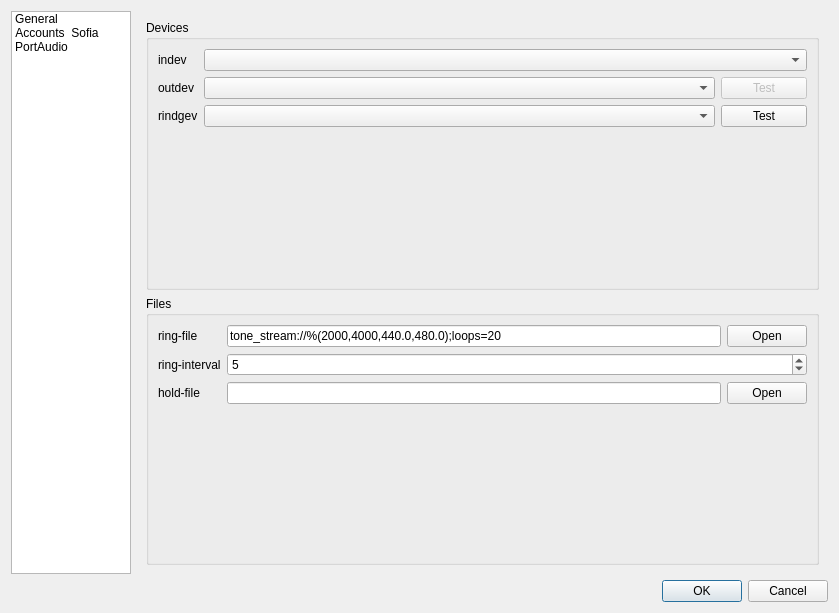
Qt form fscomm/preferences/prefdialog.ui (karlma/freeswitch-b1.10) before a commit.
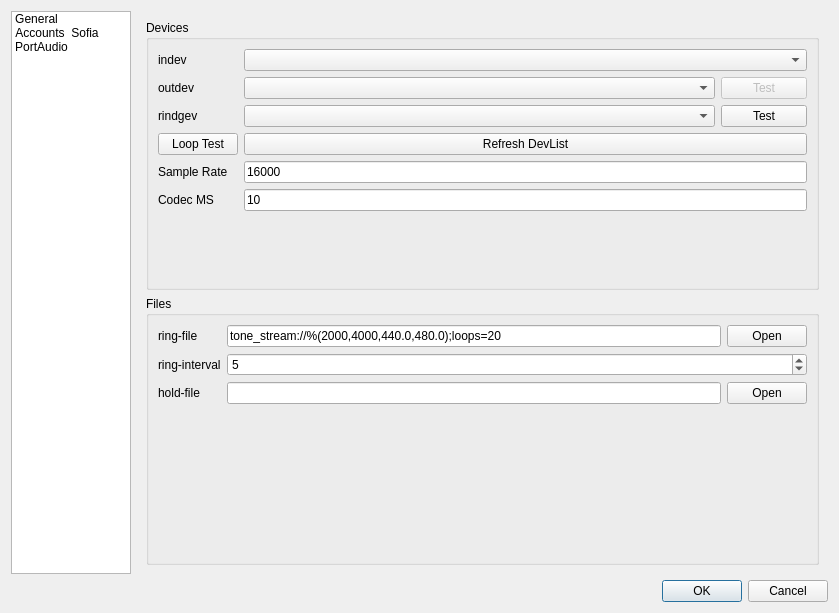
The same form after that commit. The open tabs and pages were chosen to show the change. Icons and pictures are not drawn.

Patch:
```diff
--- a/fscomm/preferences/prefdialog.ui
+++ b/fscomm/preferences/prefdialog.ui
@@ -865,6 +865,48 @@
             </item>
            </layout>
           </item>
+          <item row="4" column="1">
+           <widget class="QPushButton" name="PaRefreshDevListBtn">
+            <property name="text">
+             <string>Refresh DevList</string>
+            </property>
+           </widget>
+          </item>
+          <item row="4" column="0">
+           <widget class="QPushButton" name="PaLoopTestBtn">
+            <property name="text">
+             <string>Loop Test</string>
+            </property>
+           </widget>
+          </item>
+          <item row="5" column="1">
+           <widget class="QLineEdit" name="PaSampleRateEdit">
+            <property name="text">
+             <string>16000</string>
+            </property>
+           </widget>
+          </item>
+          <item row="6" column="1">
+           <widget class="QLineEdit" name="PaCodecMSEdit">
+            <property name="text">
+             <string>10</string>
+            </property>
+           </widget>
+          </item>
+          <item row="5" column="0">
+           <widget class="QLabel" name="label_40">
+            <property name="text">
+             <string>Sample Rate</string>
+            </property>
+           </widget>
+          </item>
+          <item row="6" column="0">
+           <widget class="QLabel" name="label_41">
+            <property name="text">
+             <string>Codec MS</string>
+            </property>
+           </widget>
+          </item>
          </layout>
         </widget>
        </item>
```
